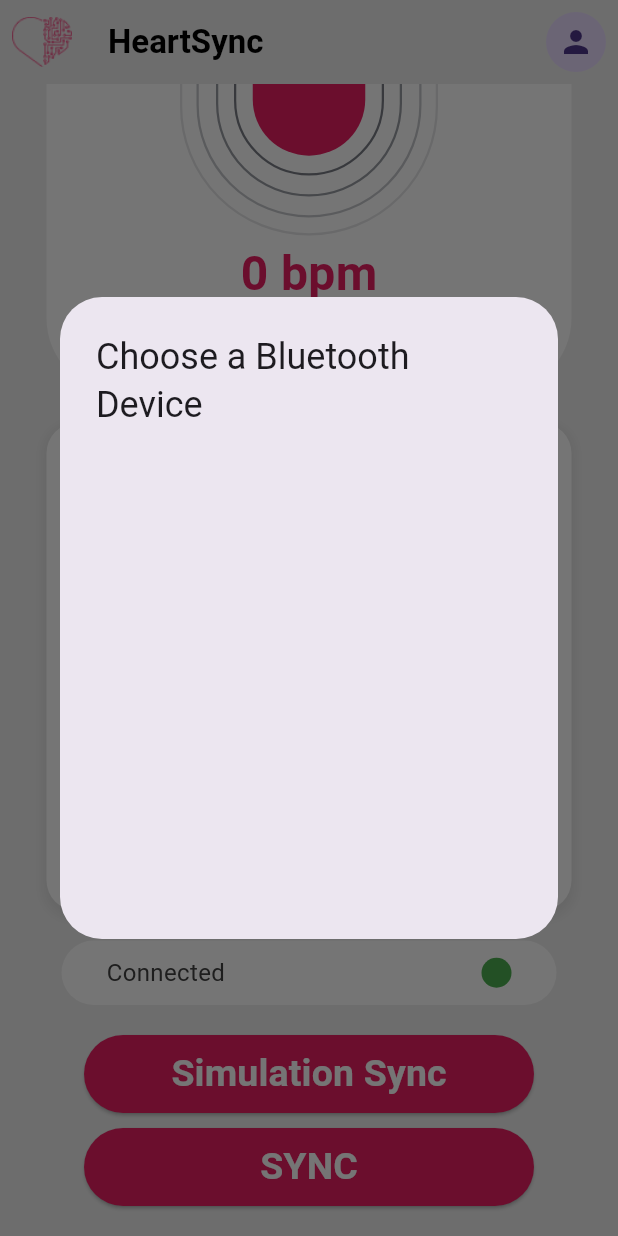
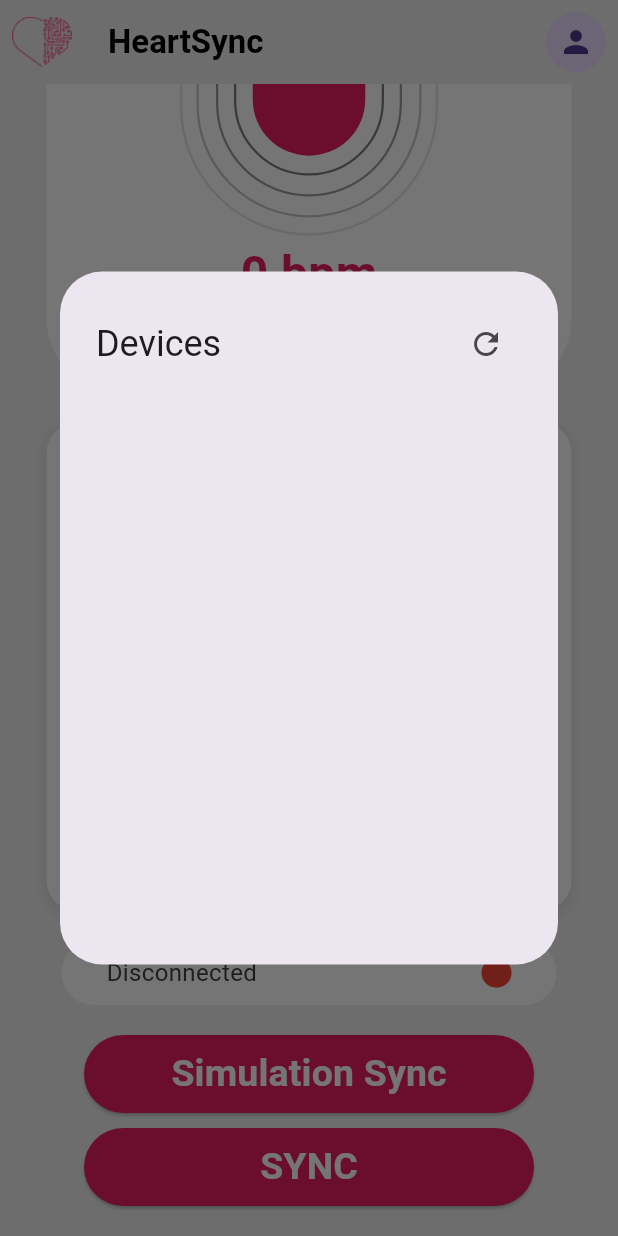
Before and after one commit to Nenosaj/HeartSync, a Flutter app: the screen it shows after launch, scrolled down 143 dp, after a tap on "SYNC", on a phone screen of 412 x 824 dp. Run offline on Flutter 3.47's test engine with Material 3 defaults, Android fonts, the phone set to English and light mode, and no system bars; drawn by our look-alikes of fl_chart; our stand-ins replace flutter_blue_plus, permission_handler.

Commit message:
new chnages

```diff
--- a/lib/bluetooth/bluetooth_connection.dart
+++ b/lib/bluetooth/bluetooth_connection.dart
@@ -91,6 +91,10 @@
     // Start scanning for devices
     FlutterBluePlus.startScan(timeout: const Duration(seconds: 5));
 
+    Future<void> _scanForDevices(BuildContext context) async {
+  scannedDevices.clear(); // Clear the list before each scan
+  FlutterBluePlus.startScan(timeout: const Duration(seconds: 5));
+    }
     // Listen for scan results
     FlutterBluePlus.scanResults.listen((results) {
       for (ScanResult result in results) {
@@ -108,19 +112,31 @@
     context: context,
     builder: (BuildContext context) {
       return AlertDialog(
-          title: const Text('Choose a Bluetooth Device'),
+        title: Row(
+          mainAxisAlignment: MainAxisAlignment.spaceBetween,
+          children: [
+            const Text('Devices'),
+            IconButton(
+              icon: const Icon(Icons.refresh),
+              onPressed: () {
+                FlutterBluePlus.stopScan();
+                _scanForDevices(context); // Restart scan on refresh
+              },
+            ),
+          ],
+        ),
         content: SizedBox(
           width: double.maxFinite,
-            height: 300,
+          height: 350,
           child: ListView.builder(
             itemCount: scannedDevices.length,
             itemBuilder: (BuildContext context, int index) {
               BluetoothDevice device = scannedDevices[index];
               return ListTile(
-                  title: Text(device.remoteId.toString()), // Show device name or ID
+                title: Text(device.remoteId.toString()),
                 onTap: () {
-                    Navigator.pop(context); // Close the dialog on selection
-                    connectToDevice(device); // Connect to the selected device
+                  Navigator.pop(context);
+                  connectToDevice(device);
                 },
               );
             },
@@ -154,34 +170,37 @@
  void discoverServicesAndCharacteristics() async {
   if (connectedDevice == null) return;
 
-  // ignore: avoid_print
   print("Discovering services...");
   List<BluetoothService> services = await connectedDevice!.discoverServices();
 
   for (BluetoothService service in services) {
-    // ignore: avoid_print
-    print('Service: ${service.uuid}');
-
-    // Loop through characteristics of the service
     for (BluetoothCharacteristic char in service.characteristics) {
-      // ignore: avoid_print
       print('Characteristic: ${char.uuid}');
 
-      // No need to process characteristic data, just display the available ones
-      // Connect successfully and check if this characteristic has read or notify properties
+      // Check if notifications are supported and if bonding is complete
       if (char.properties.notify) {
-        await char.setNotifyValue(true);  // Enable notifications
-        // ignore: avoid_print
+        try {
+          await Future.delayed(Duration(seconds: 1)); // Delay for stable connection
+          await char.setNotifyValue(true); // Enable notifications
           print("Subscribed to notifications for characteristic: ${char.uuid}");
+        } catch (e) {
+          print("Error setting notifications: $e");
         }
+      }
+
+      // Optional: Read characteristic if it supports reading
       if (char.properties.read) {
-        var value = await char.read();  // Read the characteristic value
-        // ignore: avoid_print
+        try {
+          var value = await char.read();
           print('Read characteristic: ${char.uuid}, value: $value');
+        } catch (e) {
+          print("Error reading characteristic: $e");
         }
       }
     }
   }
+}
+
 
 
   /*  void discoverServicesAndCharacteristics() async {
--- a/lib/screens/connectiondisplay.dart
+++ b/lib/screens/connectiondisplay.dart
@@ -2,6 +2,7 @@
 
 class ConnectionStatus extends StatelessWidget {
   final bool isConnected;
+
 
   const ConnectionStatus({super.key, required this.isConnected});
 
--- a/lib/screens/home.dart
+++ b/lib/screens/home.dart
@@ -40,6 +40,8 @@
         setState(() {
           isConnected = connected; // Update UI when connection status changes
             ("Connection Changed: $isConnected");
+          isAnimating = connected; // Start animation only when connected
+
 
         });
       },
@@ -83,6 +85,20 @@
       stressState = "Deeply Relaxed";
     }
   }
+
+void toggleConnection() {
+    setState(() {
+      if (isConnected) {
+        bluetoothConnection.disconnectFromDevice();
+        isAnimating = false;
+      } else {
+        bluetoothConnection.toggleBluetoothConnection(context: context, useSimulated: false);
+        isAnimating = true;
+      }
+      isConnected = !isConnected;
+    });
+  }
+
 
    @override
   void dispose() {
@@ -153,15 +169,16 @@
 
             const SizedBox(height: 10),
 
-              Sync(onPressed: () {
-              // Toggle connection within BluetoothConnection
-              setState(() {
-                  isAnimating = !isAnimating; // Toggle the animation on button press
+              Sync(
+              onPressed: () {
+                setState(() {
+                  toggleConnection(); // Call the toggle connection function
                 });
+              },
+              label: isConnected ? "DESYNC" : "SYNC", // Dynamically update label
 
-            bluetoothConnection.toggleBluetoothConnection(context: context, useSimulated: false);
+            ),
 
-            }),
 
             const SizedBox(height: 20), // Adjust the height to add space below the button
 
--- a/lib/screens/sync.dart
+++ b/lib/screens/sync.dart
@@ -2,8 +2,10 @@
 
 class Sync extends StatelessWidget {
   final Function onPressed;
+    final String label; // New: Dynamic label
 
-  const Sync({super.key, required this.onPressed});
+
+  const Sync({super.key, required this.onPressed, required this.label});
 
   @override
   Widget build(BuildContext context) {
@@ -18,9 +20,9 @@
             borderRadius: BorderRadius.circular(30),
           ),
         ),
-        child: const Text(
-          'SYNC',
-          style: TextStyle(fontSize: 25, fontWeight: FontWeight.bold, color: Colors.white),
+        child: Text(
+          label,
+          style: const TextStyle(fontSize: 25, fontWeight: FontWeight.bold, color: Colors.white),
         ),
       ),
     );
```
Lines whose indentation alone changed are shown as unchanged.
